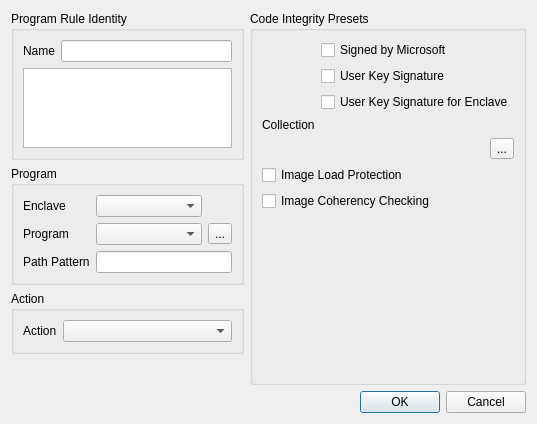
First picture: the form in MajorPrivacy/Forms/ProgramRuleWnd.ui, repository xanasoft/MajorPrivacy, before the edit.
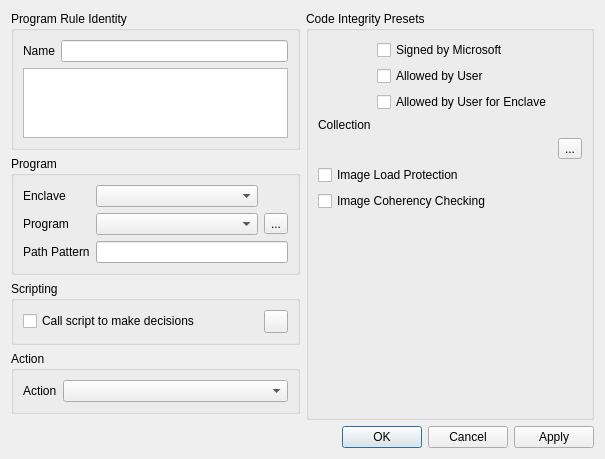
Second picture: the form after the edit.

The edit to the form file:
```diff
--- a/MajorPrivacy/Forms/ProgramRuleWnd.ui
+++ b/MajorPrivacy/Forms/ProgramRuleWnd.ui
@@ -6,16 +6,36 @@
    <rect>
     <x>0</x>
     <y>0</y>
-    <width>537</width>
-    <height>424</height>
+    <width>605</width>
+    <height>428</height>
    </rect>
   </property>
   <property name="windowTitle">
    <string>Form</string>
   </property>
   <layout class="QGridLayout" name="gridLayout">
-   <item row="0" column="0">
-    <widget class="QGroupBox" name="groupBox">
+   <item row="6" column="0" colspan="2">
+    <widget class="QDialogButtonBox" name="buttonBox">
+     <property name="standardButtons">
+      <set>QDialogButtonBox::StandardButton::Apply|QDialogButtonBox::StandardButton::Cancel|QDialogButtonBox::StandardButton::Ok</set>
+     </property>
+    </widget>
+   </item>
+   <item row="5" column="0">
+    <spacer name="verticalSpacer">
+     <property name="orientation">
+      <enum>Qt::Orientation::Vertical</enum>
+     </property>
+     <property name="sizeHint" stdset="0">
+      <size>
+       <width>20</width>
+       <height>40</height>
+      </size>
+     </property>
+    </spacer>
+   </item>
+   <item row="3" column="0">
+    <widget class="QGroupBox" name="groupBox_4">
      <property name="sizePolicy">
       <sizepolicy hsizetype="Preferred" vsizetype="Maximum">
        <horstretch>0</horstretch>
@@ -23,11 +43,11 @@
       </sizepolicy>
      </property>
      <property name="title">
-      <string>Program Rule Identity</string>
+      <string>Action</string>
      </property>
-     <layout class="QGridLayout" name="gridLayout_2">
+     <layout class="QGridLayout" name="gridLayout_5">
       <item row="0" column="0">
-       <widget class="QLabel" name="label">
+       <widget class="QLabel" name="label_3">
         <property name="sizePolicy">
          <sizepolicy hsizetype="Maximum" vsizetype="Preferred">
           <horstretch>0</horstretch>
@@ -35,35 +55,12 @@
          </sizepolicy>
         </property>
         <property name="text">
-         <string>Name</string>
+         <string>Action</string>
         </property>
        </widget>
       </item>
-      <item row="0" column="1">
-       <widget class="QLineEdit" name="txtName">
-        <property name="sizePolicy">
-         <sizepolicy hsizetype="Preferred" vsizetype="Fixed">
-          <horstretch>0</horstretch>
-          <verstretch>0</verstretch>
-         </sizepolicy>
-        </property>
-       </widget>
-      </item>
-      <item row="1" column="0" colspan="2">
-       <widget class="QPlainTextEdit" name="txtInfo">
-        <property name="sizePolicy">
-         <sizepolicy hsizetype="Preferred" vsizetype="Expanding">
-          <horstretch>0</horstretch>
-          <verstretch>0</verstretch>
-         </sizepolicy>
-        </property>
-        <property name="maximumSize">
-         <size>
-          <width>16777215</width>
-          <height>96</height>
-         </size>
-        </property>
-       </widget>
+      <item row="0" column="1" colspan="2">
+       <widget class="QComboBox" name="cmbAction"/>
       </item>
      </layout>
     </widget>
@@ -152,8 +149,8 @@
      </layout>
     </widget>
    </item>
-   <item row="2" column="0">
-    <widget class="QGroupBox" name="groupBox_4">
+   <item row="0" column="0">
+    <widget class="QGroupBox" name="groupBox">
      <property name="sizePolicy">
       <sizepolicy hsizetype="Preferred" vsizetype="Maximum">
        <horstretch>0</horstretch>
@@ -161,11 +158,11 @@
       </sizepolicy>
      </property>
      <property name="title">
-      <string>Action</string>
+      <string>Program Rule Identity</string>
      </property>
-     <layout class="QGridLayout" name="gridLayout_5">
+     <layout class="QGridLayout" name="gridLayout_2">
       <item row="0" column="0">
-       <widget class="QLabel" name="label_3">
+       <widget class="QLabel" name="label">
         <property name="sizePolicy">
          <sizepolicy hsizetype="Maximum" vsizetype="Preferred">
           <horstretch>0</horstretch>
@@ -173,37 +170,40 @@
          </sizepolicy>
         </property>
         <property name="text">
-         <string>Action</string>
+         <string>Name</string>
         </property>
        </widget>
       </item>
-      <item row="0" column="1" colspan="2">
-       <widget class="QComboBox" name="cmbAction"/>
+      <item row="0" column="1">
+       <widget class="QLineEdit" name="txtName">
+        <property name="sizePolicy">
+         <sizepolicy hsizetype="Preferred" vsizetype="Fixed">
+          <horstretch>0</horstretch>
+          <verstretch>0</verstretch>
+         </sizepolicy>
+        </property>
+       </widget>
+      </item>
+      <item row="1" column="0" colspan="2">
+       <widget class="QPlainTextEdit" name="txtInfo">
+        <property name="sizePolicy">
+         <sizepolicy hsizetype="Preferred" vsizetype="Expanding">
+          <horstretch>0</horstretch>
+          <verstretch>0</verstretch>
+         </sizepolicy>
+        </property>
+        <property name="maximumSize">
+         <size>
+          <width>16777215</width>
+          <height>96</height>
+         </size>
+        </property>
+       </widget>
       </item>
      </layout>
     </widget>
    </item>
-   <item row="4" column="0">
-    <spacer name="verticalSpacer">
-     <property name="orientation">
-      <enum>Qt::Orientation::Vertical</enum>
-     </property>
-     <property name="sizeHint" stdset="0">
-      <size>
-       <width>20</width>
-       <height>40</height>
-      </size>
-     </property>
-    </spacer>
-   </item>
-   <item row="5" column="0" colspan="2">
-    <widget class="QDialogButtonBox" name="buttonBox">
-     <property name="standardButtons">
-      <set>QDialogButtonBox::StandardButton::Cancel|QDialogButtonBox::StandardButton::Ok</set>
-     </property>
-    </widget>
-   </item>
-   <item row="0" column="1" rowspan="5">
+   <item row="0" column="1" rowspan="6">
     <widget class="QGroupBox" name="groupBox_5">
      <property name="sizePolicy">
       <sizepolicy hsizetype="Preferred" vsizetype="Preferred">
@@ -244,7 +244,7 @@
       <item row="2" column="1" colspan="2">
        <widget class="QCheckBox" name="chkAllowEnclave">
         <property name="text">
-         <string>User Key Signature for Enclave</string>
+         <string>Allowed by User for Enclave</string>
         </property>
        </widget>
       </item>
@@ -271,7 +271,7 @@
       <item row="1" column="1" colspan="2">
        <widget class="QCheckBox" name="chkAllowUser">
         <property name="text">
-         <string>User Key Signature</string>
+         <string>Allowed by User</string>
         </property>
        </widget>
       </item>
@@ -292,6 +292,35 @@
      </layout>
     </widget>
    </item>
+   <item row="2" column="0">
+    <widget class="QGroupBox" name="groupBox_6">
+     <property name="sizePolicy">
+      <sizepolicy hsizetype="Preferred" vsizetype="Maximum">
+       <horstretch>0</horstretch>
+       <verstretch>0</verstretch>
+      </sizepolicy>
+     </property>
+     <property name="title">
+      <string>Scripting</string>
+     </property>
+     <layout class="QGridLayout" name="gridLayout_6">
+      <item row="0" column="0">
+       <widget class="QCheckBox" name="chkScript">
+        <property name="text">
+         <string>Call script to make decisions</string>
+        </property>
+       </widget>
+      </item>
+      <item row="0" column="1">
+       <widget class="QToolButton" name="btnScript">
+        <property name="text">
+         <string/>
+        </property>
+       </widget>
+      </item>
+     </layout>
+    </widget>
+   </item>
   </layout>
  </widget>
  <resources/>
```
